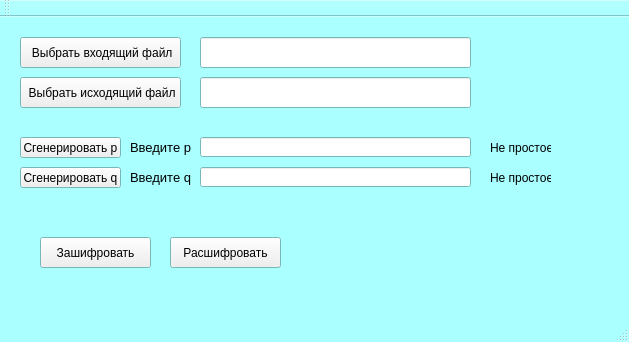
Before: the Qt Designer form mainwindow.ui in ollolo4/rsa, drawn with Qt 5.
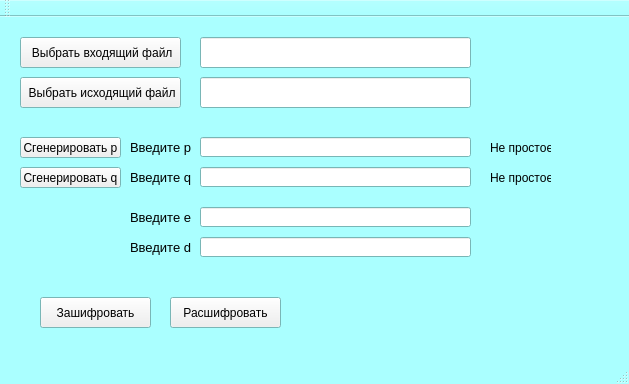
After: the same form once the commit is applied.

Diff of the .ui file:
```diff
--- a/mainwindow.ui
+++ b/mainwindow.ui
@@ -7,7 +7,7 @@
     <x>0</x>
     <y>0</y>
     <width>629</width>
-    <height>342</height>
+    <height>384</height>
    </rect>
   </property>
   <property name="palette">
@@ -216,7 +216,7 @@
     <property name="geometry">
      <rect>
       <x>40</x>
-      <y>220</y>
+      <y>280</y>
       <width>111</width>
       <height>31</height>
      </rect>
@@ -229,7 +229,7 @@
     <property name="geometry">
      <rect>
       <x>170</x>
-      <y>220</y>
+      <y>280</y>
       <width>111</width>
       <height>31</height>
      </rect>
@@ -264,6 +264,62 @@
      <string>Сгенерировать q</string>
     </property>
    </widget>
+   <widget class="QLabel" name="label_e">
+    <property name="geometry">
+     <rect>
+      <x>130</x>
+      <y>190</y>
+      <width>61</width>
+      <height>21</height>
+     </rect>
+    </property>
+    <property name="font">
+     <font>
+      <pointsize>10</pointsize>
+     </font>
+    </property>
+    <property name="text">
+     <string>Введите e</string>
+    </property>
+   </widget>
+   <widget class="QLineEdit" name="linee">
+    <property name="geometry">
+     <rect>
+      <x>200</x>
+      <y>190</y>
+      <width>271</width>
+      <height>20</height>
+     </rect>
+    </property>
+   </widget>
+   <widget class="QLabel" name="label_d">
+    <property name="geometry">
+     <rect>
+      <x>130</x>
+      <y>220</y>
+      <width>61</width>
+      <height>21</height>
+     </rect>
+    </property>
+    <property name="font">
+     <font>
+      <pointsize>10</pointsize>
+     </font>
+    </property>
+    <property name="text">
+     <string>Введите d</string>
+    </property>
+   </widget>
+   <widget class="QLineEdit" name="lined">
+    <property name="geometry">
+     <rect>
+      <x>200</x>
+      <y>220</y>
+      <width>271</width>
+      <height>20</height>
+     </rect>
+    </property>
+   </widget>
   </widget>
   <widget class="QMenuBar" name="menuBar">
    <property name="geometry">
```
